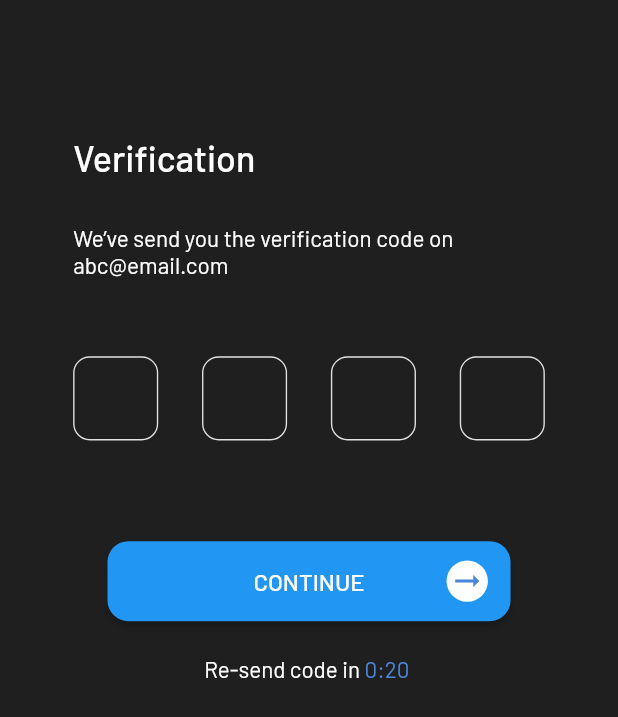
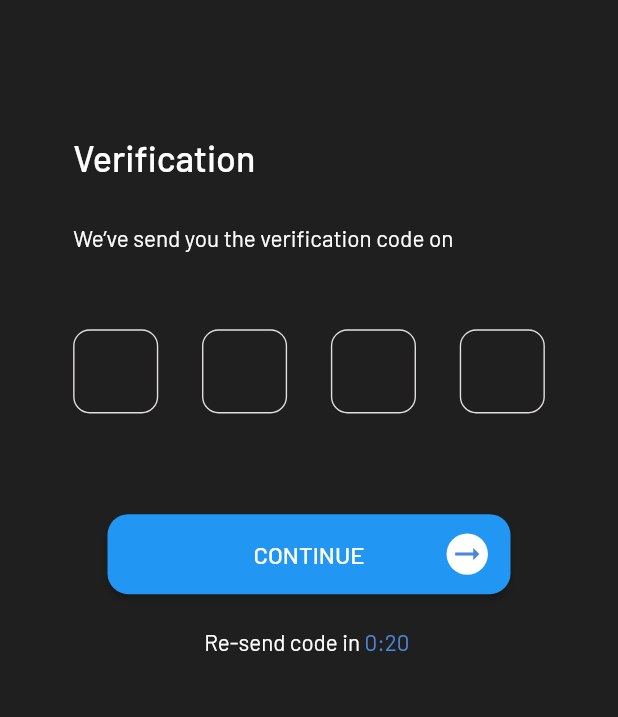
Before and after one commit to dulajdanu/suntech-it-e-com-app, a Flutter app: the VerificationView widget shown alone on an empty page, opened directly, on a phone screen of 412 x 824 dp. Shown: the top 717 px of the screen. Run offline on Flutter 3.47's test engine with Material 2 defaults, Android fonts, the phone set to English and light mode, and no system bars; our stand-ins replace bloc, dartz, flutter_bloc, flutter_screenutil, flutter_secure_storage, font_awesome_flutter and 8 more; missing offline and left inert: flow_builder; accounts and stored records are empty.

Commit message:
loading verification view after password reset init

```diff
--- a/lib/features/auth/reset_password/presentation/pages/verification_view.dart
+++ b/lib/features/auth/reset_password/presentation/pages/verification_view.dart
@@ -1,7 +1,9 @@
 import 'package:flutter/material.dart';
+import 'package:flutter_bloc/flutter_bloc.dart';
 import 'package:flutter_screenutil/flutter_screenutil.dart';
 import 'package:suntech_it_e_com_app/core/constants/app_constants.dart';
 import 'package:suntech_it_e_com_app/core/widgets/custom_widgets.dart';
+import 'package:suntech_it_e_com_app/features/auth/reset_password/cubit/reset_password_cubit.dart';
 import 'package:suntech_it_e_com_app/features/auth/reset_password/presentation/widgets/pin_input_widget.dart';
 import 'package:suntech_it_e_com_app/features/auth/widgets/auth_action_button_widget.dart';
 
@@ -23,14 +25,20 @@ class VerificationView extends StatelessWidget {
             marginBottom: 33.h,
             textStyle: AppConstants.headingTextStyle,
           ),
-          TextCustomWidget(
-            text: "We’ve send you the verification code on abc@email.com",
+          BlocBuilder<ResetPasswordCubit, ResetPasswordState>(
+            buildWhen: (previous, current) => previous.email != current.email,
+            builder: (context, state) {
+              return TextCustomWidget(
+                text:
+                    "We’ve send you the verification code on ${state.email.value}",
                 textStyle: const TextStyle(
                   fontSize: 15,
                   color: Colors.white,
                   fontWeight: FontWeight.w400,
                 ),
                 marginBottom: 56.12.h,
+              );
+            },
           ),
           SizedBox(
             height: 61.h,
```
Also changed, not shown: lib/features/auth/reset_password/presentation/pages/reset_password_view.dart (+11 -1 lines). Lines whose indentation alone changed are shown as unchanged.
